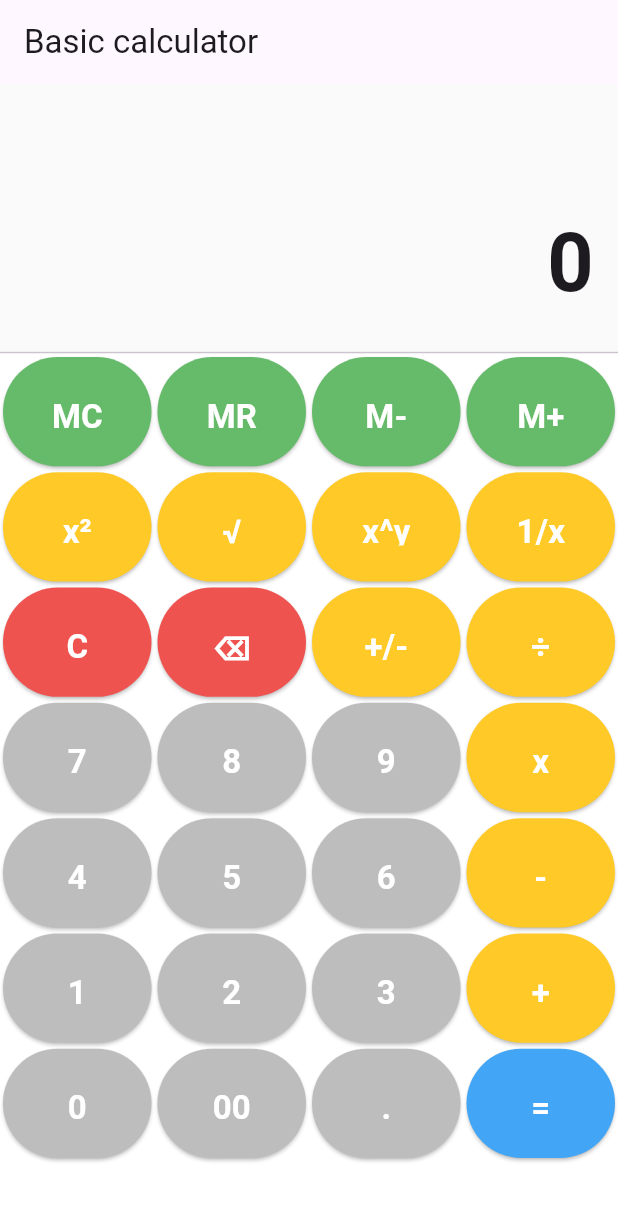
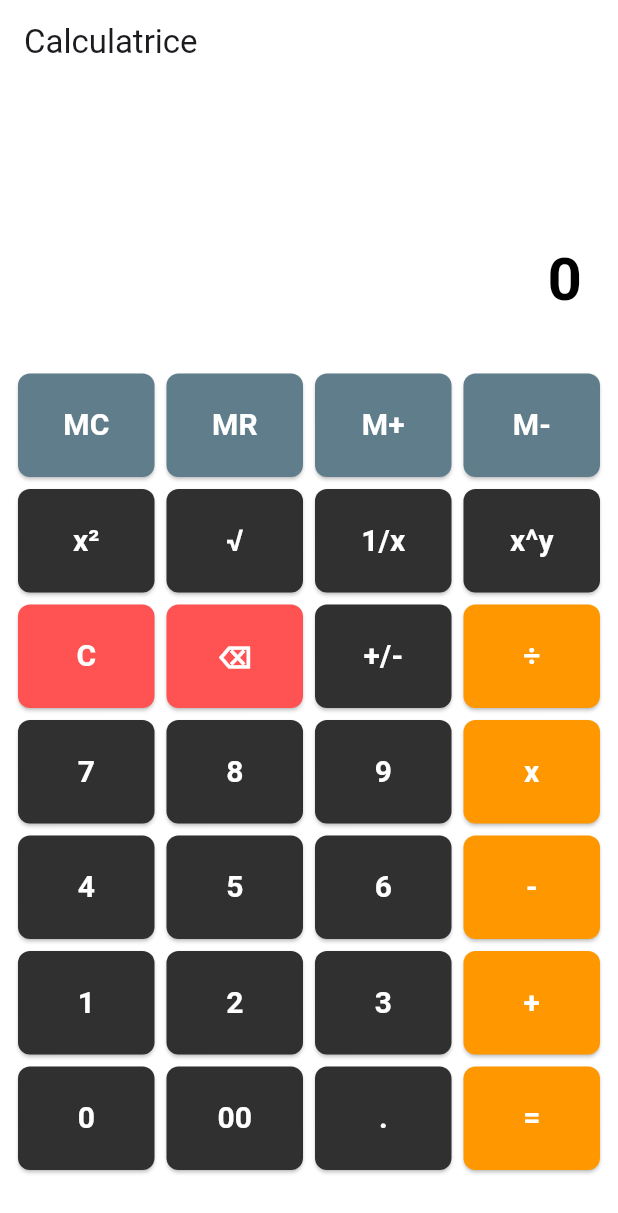
Before and after one commit to bidibul75/calculateurs, a Flutter app: the screen it shows after launch, after a tap on "x²", on a phone screen of 412 x 824 dp. Shown: the top 1213 px of the screen. Run offline on Flutter 3.47's test engine with Material 3 defaults, Android fonts, the phone set to English and light mode, and no system bars; our stand-ins replace decimal; missing offline and left inert: rational.

Commit message:
Fix : architecture rework

```diff
--- /dev/null
+++ b/lib/calculators/basic_calc/controllers/calculator_controller.dart
@@ -0,0 +1,161 @@
+import 'package:flutter/material.dart';
+import 'package:calculators/utils/extensions/extensions.dart';
+import '../models/calculator_state.dart';
+import '../services/calculator_logic.dart';
+
+class CalculatorController extends ChangeNotifier {
+  CalculatorState _state = CalculatorState();
+
+  CalculatorState get state => _state;
+
+  void onButtonPressed(String buttonText) {
+    switch (buttonText) {
+      case "C":
+        _state = _state.copyWith(output: '0', history: '', currentInput: '');
+        break;
+
+      case "+":
+      case "-":
+      case "x":
+      case "÷":
+      case "x^y":
+        _handleOperator(buttonText);
+        break;
+
+      case "=":
+      case "M+":
+      case "M-":
+        _handleEqualOrMemory(buttonText);
+        break;
+
+      case "MR":
+        _state = _state.copyWith(
+          output: _state.memory.toString().cleanPointZero(),
+          currentInput: _state.memory.toString().cleanPointZero(),
+        );
+        break;
+
+      case "MC":
+        _state = _state.copyWith(memory: 0);
+        break;
+
+      case "+/-":
+        if (_state.currentInput.isNotEmpty) {
+          String newVal = _state.currentInput.startsWith("-")
+              ? _state.currentInput.substring(1)
+              : "-${_state.currentInput}";
+          _state = _state.copyWith(currentInput: newVal, output: newVal);
+        }
+        break;
+
+      case "x²":
+      case "1/x":
+      case "√":
+        _handleUnary(buttonText);
+        break;
+
+      case "⌫":
+        if (_state.currentInput.isNotEmpty) {
+          String newVal = _state.currentInput.substring(0, _state.currentInput.length - 1);
+          if (newVal.isEmpty || newVal == "-") newVal = "0";
+          _state = _state.copyWith(currentInput: newVal, output: newVal);
+        }
+        break;
+
+      default: // Numbers and points
+        _handleNumber(buttonText);
+    }
+    notifyListeners(); // Refreshes UI
+  }
+
+  // Private logics
+
+  void _handleOperator(String label) {
+    String op = (label == "x^y") ? "^" : label;
+    if (_state.currentInput.isNotEmpty) {
+      double n1 = double.parse(_state.currentInput);
+      _state = _state.copyWith(
+        num1: n1,
+        operation: op,
+        currentInput: "",
+        lastOperationIsUnary: false,
+        history: CalculatorLogic.updateHistory(_state.history, op, n1, true),
+      );
+    } else if (_state.operation.isNotEmpty) {
+      String history = _state.history.trim();
+      history = "${history.substring(0, history.length - 1).trim()} $op ";
+      _state = _state.copyWith(operation: op, history: history);
+    }
+  }
+
+  void _handleEqualOrMemory(String buttonText) {
+    double memo = _state.memory;
+    if (_state.currentInput.isNotEmpty) {
+      double n2 = double.parse(_state.currentInput);
+      if (_state.operation.isNotEmpty) {
+        String result = CalculatorLogic.calculateResult(num1: _state.num1, num2: n2, operation: _state.operation);
+        if (buttonText == "M+") memo += double.parse(result);
+        if (buttonText == "M-") memo -= double.parse(result);
+
+        String history = _state.lastOperationIsUnary
+            ? "${_state.history} = $result"
+            : CalculatorLogic.updateHistory(_state.history, _state.operation, _state.num1, false, n2, result);
+
+        _state = _state.copyWith(output: result, history: history, currentInput: result, operation: "", memory: memo);
+      } else if (buttonText.startsWith("M")) {
+        if (buttonText == "M+") memo += n2;
+        if (buttonText == "M-") memo -= n2;
+        _state = _state.copyWith(memory: memo);
+      }
+    }
+  }
+
+  void _handleUnary(String op) {
+    if (_state.currentInput.isNotEmpty) {
+      double val = double.parse(_state.currentInput);
+      String result = CalculatorLogic.calculateUnary(input: val, operation: op);
+      String history = CalculatorLogic.updateHistoryUnary(val, op, result, _state.history);
+      _state = _state.copyWith(
+        currentInput: result,
+        output: result.truncate(10),
+        history: history,
+        lastOperationIsUnary: true,
+      );
+    }
+  }
+
+  void _handleNumber(String buttonText) {
+    String current = _state.currentInput;
+    if (buttonText == "00" && (current == "" || current == "0")) return;
+
+    if (_state.history.contains("=")) {
+      if (buttonText == "00") return;
+      String val = (buttonText == ".") ? "0." : buttonText;
+      _state = _state.copyWith(
+        currentInput: val,
+        output: val,
+        history: "",
+        num1: 0,
+        operation: "",
+        lastOperationIsUnary: false,
+      );
+    } else {
+      if (current == "0" && buttonText != ".") {
+        current = buttonText;
+      } else {
+        if (buttonText == "." && current.contains(".")) return;
+        if (buttonText == "." && current.isEmpty) current = "0";
+        current += buttonText;
+      }
+      _state = _state.copyWith(currentInput: current, output: current);
+    }
+  }
+
+  String memoryDisplay() {
+    if (_state.memory == 0) {
+      return "";
+    } else {
+      return "M = ${_state.memory.toString().cleanPointZero().truncate(10)}";
+    }
+  }
+}
--- a/lib/calculators/basic_calc/models/calculator_state.dart
+++ b/lib/calculators/basic_calc/models/calculator_state.dart
@@ -5,6 +5,7 @@ class CalculatorState {
   final double num1; // first number of the operation
   final String operation; // the selected operator
   final double memory; // the value stocked in memory (M keys)
+  final bool lastOperationIsUnary;
 
   CalculatorState({
     this.output = "0",
@@ -13,6 +14,7 @@ class CalculatorState {
     this.num1 = 0,
     this.operation = "",
     this.memory = 0,
+    this.lastOperationIsUnary = false,
   });
 
   // a method to copy state
@@ -23,6 +25,7 @@ class CalculatorState {
     double? num1,
     String? operation,
     double? memory,
+    bool? lastOperationIsUnary,
   }) {
     return CalculatorState(
       output: output ?? this.output,
@@ -31,6 +34,7 @@ class CalculatorState {
       num1: num1 ?? this.num1,
       operation: operation ?? this.operation,
       memory: memory ?? this.memory,
+      lastOperationIsUnary: lastOperationIsUnary ?? this.lastOperationIsUnary,
     );
   }
 }
--- a/lib/calculators/basic_calc/screens/calculator_screen.dart
+++ b/lib/calculators/basic_calc/screens/calculator_screen.dart
@@ -1,8 +1,5 @@
-import 'package:calculators/calculators/basic_calc/models/calculator_state.dart';
-import 'package:calculators/calculators/basic_calc/services/calculator_logic.dart';
-import 'package:calculators/calculators/basic_calc/widgets/calc_button.dart';
-import 'package:calculators/utils/extensions/extensions.dart';
 import 'package:flutter/material.dart';
+import '../controllers/calculator_controller.dart';
 
 class CalculatorScreen extends StatefulWidget {
   const CalculatorScreen({super.key});
@@ -12,236 +9,96 @@ class CalculatorScreen extends StatefulWidget {
 }
 
 class _CalculatorScreenState extends State<CalculatorScreen> {
-  CalculatorState _state = CalculatorState();
-  String op = "";
-  String result = "";
-  String history = "";
-  String lastHistory = "";
-  double n1 = 0.0;
-  double n2 = 0.0;
-  bool lastOperationIsUnary = false;
+  final CalculatorController _controller = CalculatorController();
 
-  void _buttonPressed(String buttonText) {
-    double memo;
-
-    setState(() {
-      switch (buttonText) {
-        case "C":
-          _state = _state.copyWith(output: "0", history: "", currentInput: "", num1: 0, operation: "");
-          break;
-
-        case "+":
-        case "-":
-        case "x":
-        case "÷":
-        case "x^y":
-          op = (buttonText == "x^y") ? "^" : buttonText;
-          // Resets the variable that indicates if the last operation was a unary one (², √, 1/x)
-          lastOperationIsUnary = false;
-          if (_state.currentInput.isNotEmpty) {
-            n1 = double.parse(_state.currentInput);
-            _state = _state.copyWith(
-              num1: n1,
-              operation: op,
-              currentInput: "",
-              history: CalculatorLogic.updateHistory(_state.history, op, n1, true),
-            );
-          } else if (_state.operation.isNotEmpty) {
-            history = _state.history.trim();
-            history = "${history.substring(0, history.length - 2)} $op ";
-            _state = _state.copyWith(operation: op, history: history);
-          }
-          break;
-
-        case "=":
-        case "M+":
-        case "M-":
-          memo = _state.memory;
-          if (_state.currentInput.isNotEmpty) {
-            n2 = double.parse(_state.currentInput);
-
-            if (_state.operation.isNotEmpty) {
-              result = CalculatorLogic.calculateResult(num1: _state.num1, num2: n2, operation: _state.operation);
-              if (buttonText == "M+") memo += double.parse(result);
-              if (buttonText == "M-") memo -= double.parse(result);
-              if (lastOperationIsUnary) {
-                history = "${_state.history} =\n$result";
-              } else {
-                history = CalculatorLogic.updateHistory(
-                  _state.history,
-                  _state.operation,
-                  _state.num1,
-                  false,
-                  n2,
-                  result,
-                );
-              }
-              _state = _state.copyWith(
-                output: result,
-                history: history,
-                currentInput: result,
-                operation: "",
-                memory: memo,
-              );
-            } else {
-              if (buttonText == "M+" || buttonText == "M-") {
-                if (buttonText == "M+") memo += n2;
-                if (buttonText == "M-") memo -= n2;
-                _state = _state.copyWith(memory: memo);
-              }
-            }
-          }
-          break;
-
-        case "MR":
-          memo = _state.memory;
-          _state = _state.copyWith(
-            output: memo.toString().cleanPointZero(),
-            currentInput: memo.toString().cleanPointZero(),
-          );
-          break;
-
-        case "MC":
-          _state = _state.copyWith(memory: 0);
-          break;
-
-        case "+/-":
-          if (_state.currentInput.isNotEmpty) {
-            String newVal = _state.currentInput.startsWith("-")
-                ? _state.currentInput.substring(1)
-                : "-${_state.currentInput}";
-            _state = _state.copyWith(currentInput: newVal, output: newVal);
-          }
-          break;
-
-        case "x²":
-        case "1/x":
-        case "√":
-          lastOperationIsUnary = true;
-          if (_state.currentInput.isNotEmpty) {
-            double val = double.parse(_state.currentInput);
-            result = CalculatorLogic.calculateUnary(input: val, operation: buttonText);
-            history = CalculatorLogic.updateHistoryUnary(val, buttonText, result, _state.history);
-            _state = _state.copyWith(currentInput: result, output: result, history: history);
-          }
-          break;
-
-        case "⌫":
-          if (_state.currentInput.isNotEmpty) {
-            String newVal = _state.currentInput.substring(0, _state.currentInput.length - 1);
-            if (newVal.isEmpty || newVal == "-") newVal = "0";
-            _state = _state.copyWith(currentInput: newVal, output: newVal);
-          }
-          break;
-
-        default:
-          String current = _state.currentInput;
-          if (buttonText == "00" && (current == "" || current == "0")) return;
-          if (_state.history.contains("=")) {
-            if (buttonText == "00") return;
-            if (buttonText == ".") buttonText = "0.";
-            _state = _state.copyWith(currentInput: buttonText, output: buttonText, history: "", num1: 0, operation: "");
-          } else {
-            if (current == "0" && buttonText != ".") {
-              current = buttonText;
-            } else {
-              // to avoid double points
-              if (buttonText == ".") {
-                if (current.contains(".")) return;
-                if (current == "") current = "0";
-              }
-              current += buttonText;
-            }
-            // state update with the new string
-            _state = _state.copyWith(currentInput: current, output: current);
-          }
-      }
-    });
+  @override
+  void initState() {
+    super.initState();
+    // We listen to shifts of the controller to update UI
+    _controller.addListener(_updateUI);
   }
 
   @override
-  Widget build(BuildContext context) {
-    return Scaffold(
-      backgroundColor: Colors.white,
-      appBar: AppBar(title: const Text('Basic calculator')),
-      body: SafeArea(
-        // 20 pixels padding minimum at the bottom of the screen :
-        minimum: const EdgeInsets.only(bottom: 50),
-        child: Column(
-          children: [
-            buildDisplay(),
-            const Divider(height: 2),
-            Expanded(
-              child: Column(
-                children: [
-                  buildButtonRow(["MC", "MR", "M-", "M+"], isMemory: true),
-                  buildButtonRow(["x²", "√", "x^y", "1/x"], isSpecial: true),
-                  buildButtonRow(["C", "⌫", "+/-", "÷"], isSpecial: true),
-                  buildButtonRow(["7", "8", "9", "x"]),
-                  buildButtonRow(["4", "5", "6", "-"]),
-                  buildButtonRow(["1", "2", "3", "+"]),
-                  buildButtonRow(["0", "00", ".", "="]),
-                ],
+  void dispose() {
+    _controller.removeListener(_updateUI);
+    _controller.dispose();
+    super.dispose();
+  }
+
+  void _updateUI() {
+    setState(() {});
+  }
+
+  /// Determines button color amongst text
+  Color _getButtonColor(String label) {
+    if (label == 'C' || label == "⌫") return Colors.redAccent;
+    if (['MC', 'MR', 'M+', 'M-'].contains(label)) return Colors.blueGrey;
+    if (['÷', 'x', '-', '+', '='].contains(label)) return Colors.orange;
+    return Colors.grey[850]!;
+  }
+
+  /// Builds an individual button
+  Widget _buildButton(String label) {
+    return Expanded(
+      child: Padding(
+        padding: const EdgeInsets.all(4.0),
+        child: ElevatedButton(
+          style: ElevatedButton.styleFrom(
+            backgroundColor: _getButtonColor(label),
+            foregroundColor: Colors.white,
+            padding: const EdgeInsets.symmetric(vertical: 20),
+            shape: RoundedRectangleBorder(borderRadius: BorderRadius.circular(8)),
           ),
-            ),
-          ],
+          onPressed: () => _controller.onButtonPressed(label),
+          child: Text(label, style: const TextStyle(fontSize: 20, fontWeight: FontWeight.bold)),
         ),
       ),
     );
   }
 
-  Widget buildButtonRow(List<String> labels, {bool isMemory = false, bool isSpecial = false}) {
-    return Expanded(
-      child: Row(
-        crossAxisAlignment: CrossAxisAlignment.stretch,
-        children: labels.map((label) {
-          Color? bgColor;
-          Color? txtColor;
-          if (isMemory) {
-            bgColor = Colors.green[400];
-            txtColor = Colors.white;
-          } else if (label == "=") {
-            bgColor = Colors.blue[400];
-            txtColor = Colors.white;
-          } else if (["C", "⌫"].contains(label)) {
-            bgColor = Colors.red[400];
-            txtColor = Colors.white;
-          } else if (isSpecial || ["x", "-", "+"].contains(label)) {
-            bgColor = Colors.amber[400];
-            txtColor = Colors.white;
-          }
-          return CalcButton(text: label, color: bgColor, textColor: txtColor, onPressed: () => _buttonPressed(label));
-        }).toList(),
-      ),
-    );
-  }
+  @override
+  Widget build(BuildContext context) {
+    final state = _controller.state;
 
-  Widget buildDisplay() {
-    final String memoryDisplay = _state.memory != 0.0 ? "M = ${_state.memory.toString().cleanPointZero()}" : "";
-
-    return Container(
-      padding: const EdgeInsets.fromLTRB(16, 40, 16, 20),
-      width: double.infinity,
-      color: Colors.grey[50],
+    return Scaffold(
+      backgroundColor: Colors.white,
+      appBar: AppBar(title: const Text('Calculatrice'), backgroundColor: Colors.transparent, elevation: 0),
+      body: Column(
+        children: [
+          Expanded(
+            child: Container(
+              padding: const EdgeInsets.fromLTRB(24, 24, 24, 0),
+              alignment: Alignment.bottomRight,
               child: Column(
+                mainAxisAlignment: MainAxisAlignment.end,
                 crossAxisAlignment: CrossAxisAlignment.end,
                 children: [
-          Row(
-            mainAxisAlignment: MainAxisAlignment.spaceBetween,
-            children: [
+                  Text(_controller.memoryDisplay(), style: TextStyle(color: Colors.amber, fontSize: 24)),
+                  Text(state.history, style: TextStyle(color: Colors.grey[400], fontSize: 24)),
+                  const SizedBox(height: 10),
                   Text(
-                memoryDisplay,
-                style: TextStyle(fontSize: 16, color: Colors.green[700], fontWeight: FontWeight.bold),
+                    state.output,
+                    style: const TextStyle(color: Colors.black, fontSize: 40, fontWeight: FontWeight.bold),
                   ),
-              Text(_state.history, style: const TextStyle(fontSize: 18, color: Colors.grey)),
                 ],
               ),
-          const SizedBox(height: 15),
-          Text(
-            _state.output,
-            style: const TextStyle(fontSize: 54, fontWeight: FontWeight.bold),
-            maxLines: 1,
-            overflow: TextOverflow.ellipsis,
+            ),
+          ),
+
+          // Grille de boutons
+          Padding(
+            padding: const EdgeInsets.fromLTRB(8, 40, 8, 40),
+            child: Column(
+              children: [
+                Row(children: [_buildButton('MC'), _buildButton('MR'), _buildButton('M+'), _buildButton('M-')]),
+                Row(children: [_buildButton('x²'), _buildButton('√'), _buildButton('1/x'), _buildButton('x^y')]),
+                Row(children: [_buildButton('C'), _buildButton('⌫'), _buildButton('+/-'), _buildButton('÷')]),
+                Row(children: [_buildButton('7'), _buildButton('8'), _buildButton('9'), _buildButton('x')]),
+                Row(children: [_buildButton('4'), _buildButton('5'), _buildButton('6'), _buildButton('-')]),
+                Row(children: [_buildButton('1'), _buildButton('2'), _buildButton('3'), _buildButton('+')]),
+                Row(children: [_buildButton('0'), _buildButton('00'), _buildButton('.'), _buildButton('=')]),
+              ],
+            ),
           ),
         ],
       ),
--- a/lib/calculators/basic_calc/services/calculator_logic.dart
+++ b/lib/calculators/basic_calc/services/calculator_logic.dart
@@ -103,7 +103,7 @@ class CalculatorLogic {
       }
     }
     if (operation.isNotEmpty) h += " $operation ";
-    if (num2 != null) h += "${format(num2)} = \n";
+    if (num2 != null) h += "${format(num2)} = ";
     if (output != null) h += output;
 
     return h;
@@ -129,9 +129,9 @@ class CalculatorLogic {
       }
     }
 
-    if (operation == "x²") return "$historyTemp² =\n$result";
-    if (operation == "1/x") return "1/$historyTemp =\n$result";
-    if (operation == "√") return "√$historyTemp =\n$result";
+    if (operation == "x²") return "$historyTemp² = ${result.truncate(10)}";
+    if (operation == "1/x") return "1/$historyTemp = ${result.truncate(10)}";
+    if (operation == "√") return "√$historyTemp = ${result.truncate(10)}";
     return "Error";
   }
 }
--- a/lib/calculators/basic_calc/widgets/calc_button.dart
+++ /dev/null
@@ -1,29 +0,0 @@
-import 'package:flutter/material.dart';
-
-class CalcButton extends StatelessWidget {
-  final String text;
-  final Color? color;
-  final Color? textColor;
-  final VoidCallback onPressed;
-
-  const CalcButton({super.key, required this.text, this.color, this.textColor, required this.onPressed});
-
-  @override
-  Widget build(BuildContext context) {
-    return Expanded(
-      child: Padding(
-        padding: const EdgeInsets.all(2.0),
-        child: ElevatedButton(
-          style: ElevatedButton.styleFrom(
-            backgroundColor: color ?? Colors.grey[400],
-            foregroundColor: textColor ?? Colors.white,
-            shape: RoundedRectangleBorder(borderRadius: BorderRadius.circular(60)),
-            padding: const EdgeInsets.all(24),
-          ),
-          onPressed: onPressed,
-          child: Text(text, style: const TextStyle(fontSize: 22, fontWeight: FontWeight.w600)),
-        ),
-      ),
-    );
-  }
-}
--- a/lib/utils/extensions/string_extensions.dart
+++ b/lib/utils/extensions/string_extensions.dart
@@ -33,10 +33,13 @@ extension StringExtensions on String {
     return '${this[0].toUpperCase()}${substring(1)}';
   }
 
-  /// Truncates the string if it exceeds maxLength
+  /// Truncates the string if it exceeds maxLength AND it represents a double
   String truncate(int maxLength, {String suffix = '...'}) {
     if (length <= maxLength) return this;
-    return '${substring(0, maxLength)}$suffix';
+    if (isADouble()) {
+      return '${substring(0, maxLength)}$suffix';
+    }
+    return this;
   }
 
   /// Simplifies a String ended with ".0" : for instance 3.0 becomes 3.
@@ -51,6 +54,13 @@ extension StringExtensions on String {
   bool isANumber() {
     if (double.tryParse(this) == null) return false;
     return true;
+  }
+
+  /// Determines if a string represents a double (.0 excluded)
+  bool isADouble() {
+    String temp = trim().cleanPointZero();
+    if (isANumber() && temp.contains(".")) return true;
+    return false;
   }
 
   /// Determines if a String does NOT represents a number
```
Lines whose indentation alone changed are shown as unchanged.
